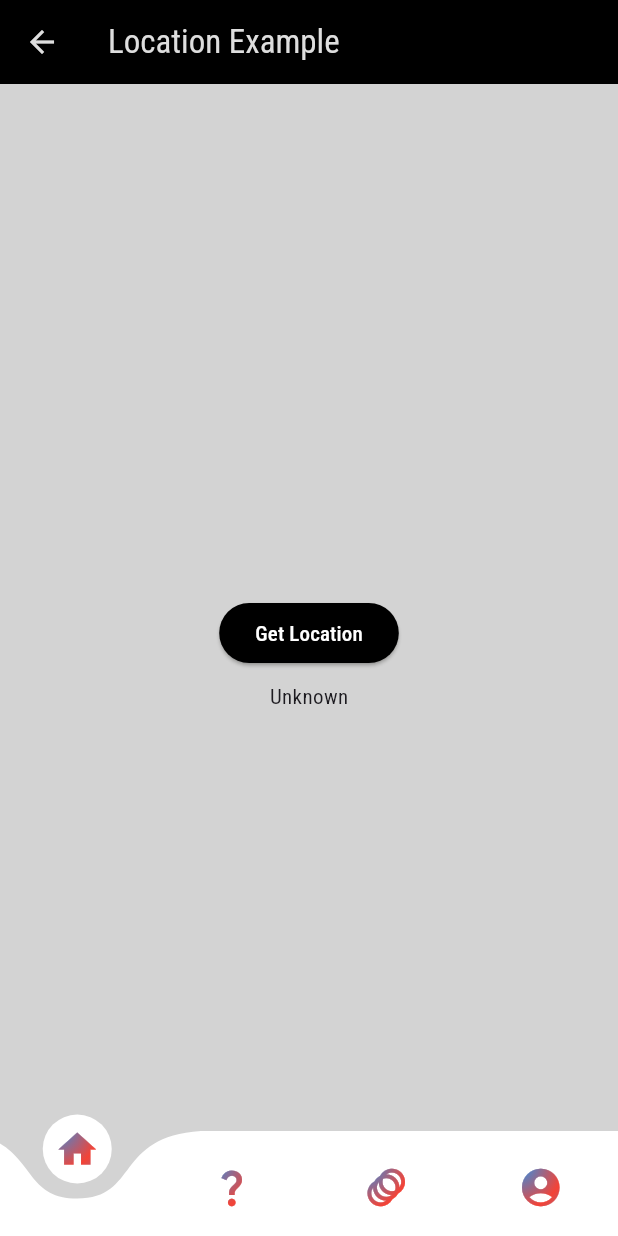
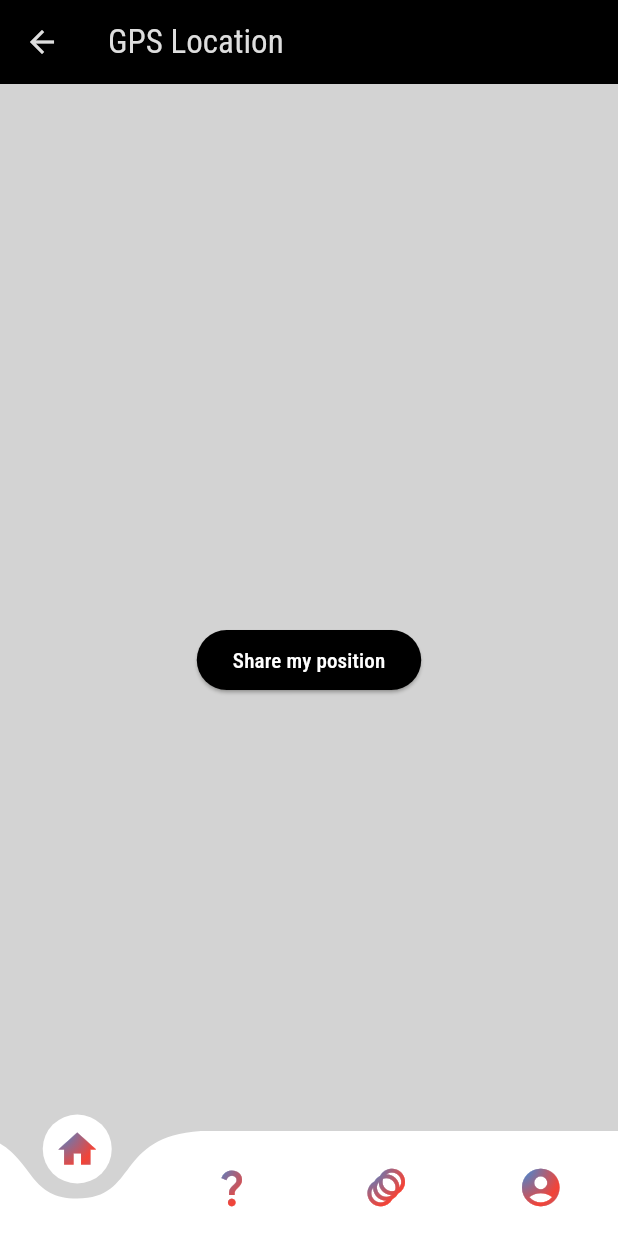
Before and after one commit to MT-Core/App, a Flutter app: the HomePage screen opened by its route, on a phone screen of 412 x 824 dp. Run offline on Flutter 3.47's test engine with Material 3 defaults, Android fonts, the phone set to English and light mode, and no system bars; drawn by our look-alikes of curved_navigation_bar; our stand-ins replace firebase_auth, firebase_core, flutter_bloc, flutter_login, geolocator, get and 3 more; accounts and stored records are empty.

Commit message:
feat: divide the gps call to be managed by the Bloc

```diff
--- a/app/lib/miscellaneous/init.dart
+++ b/app/lib/miscellaneous/init.dart
@@ -1,4 +1,5 @@
 import 'package:app/repositories/auth_repository.dart';
+import 'package:app/repositories/gps_repository.dart';
 import 'package:app/repositories/home_repository.dart';
 import 'package:get_it/get_it.dart';
 
@@ -8,6 +9,7 @@ class Initializer {
   static Future<void> init() async {
     GetIt.I
       ..registerSingleton(const HomeRepository(), signalsReady: true)
-      ..registerSingleton(AuthRepository(), signalsReady: true);
+      ..registerSingleton(AuthRepository(), signalsReady: true)
+      ..registerSingleton(GpsRepository(), signalsReady: true);
   }
 }
--- /dev/null
+++ b/app/lib/modules/gps-call/bloc/gps_bloc.dart
@@ -0,0 +1,39 @@
+// gps_bloc.dart
+
+import 'package:app/modules/gps-call/bloc/gps_event.dart';
+import 'package:app/modules/gps-call/bloc/gps_state.dart';
+import 'package:app/repositories/gps_repository.dart';
+import 'package:flutter_bloc/flutter_bloc.dart';
+
+class GpsBloc extends Bloc<GpsEvent, GpsState> {
+  final GpsRepository gpsRepository;
+
+  GpsBloc({required this.gpsRepository}) : super(GpsInitial()) {
+    on<GpsEvent>((event, emit) async {
+      if (event == GpsEvent.gpsStarted) {
+        emit(GpsLoading());
+        try {
+          final isGpsEnabled = await gpsRepository.isGpsEnabled();
+          final hasPermission = await gpsRepository.hasPermission();
+
+          if (!isGpsEnabled || !hasPermission) {
+            emit(GpsFailure(error: 'GPS services disabled or permission denied.'));
+            return;
+          }
+
+          emit(GpsReady());
+        } catch (error) {
+          emit(GpsFailure(error: error.toString()));
+        }
+      } else if (event == GpsEvent.gpsPositionRequested) {
+        emit(GpsLoading());
+        try {
+          final position = await gpsRepository.getCurrentPosition();
+          emit(GpsPositionAcquired(latitude: position.latitude, longitude: position.longitude));
+        } catch (error) {
+          emit(GpsFailure(error: 'Failed to fetch position: ${error.toString()}'));
+        }
+      }
+    });
+  }
+}
--- /dev/null
+++ b/app/lib/modules/gps-call/bloc/gps_event.dart
@@ -0,0 +1,7 @@
+// gps_event.dart
+
+/// Enumerate GPS events
+enum GpsEvent {
+  gpsStarted,
+  gpsPositionRequested,
+}
--- /dev/null
+++ b/app/lib/modules/gps-call/bloc/gps_state.dart
@@ -0,0 +1,22 @@
+// gps_state.dart
+
+abstract class GpsState {}
+
+class GpsInitial extends GpsState {}
+
+class GpsLoading extends GpsState {}
+
+class GpsReady extends GpsState {}
+
+class GpsPositionAcquired extends GpsState {
+  final double latitude;
+  final double longitude;
+
+  GpsPositionAcquired({required this.latitude, required this.longitude});
+}
+
+class GpsFailure extends GpsState {
+  final String error;
+
+  GpsFailure({required this.error});
+}
--- a/app/lib/modules/gps-call/gps.dart
+++ /dev/null
@@ -1,72 +0,0 @@
-import 'package:flutter/material.dart';
-import 'package:geolocator/geolocator.dart';
-
-/// [LocationPage] is a component that fetches and displays the user's current location.
-class LocationPage extends StatefulWidget {
-/// [LocationPage] constructor
-  const LocationPage({super.key});
-
-  @override
-  LocationPageState createState() => LocationPageState();
-}
-
-/// The state for [LocationPage] that manages the location data and permission requests.
-class LocationPageState extends State<LocationPage> {
-  /// The text representation of the current location.
-  String _location = 'Unknown';
-
-  /// Requests user's permission to access their location and fetches it.
-  Future<void> _determinePosition() async {
-    bool serviceEnabled;
-    LocationPermission permission;
-
-    // Test if location services are enabled.
-    serviceEnabled = await Geolocator.isLocationServiceEnabled();
-    if (!serviceEnabled) {
-      setState(() => _location = 'Location services are disabled.');
-      return;
-    }
-
-    permission = await Geolocator.checkPermission();
-    if (permission == LocationPermission.denied) {
-      permission = await Geolocator.requestPermission();
-      if (permission == LocationPermission.denied) {
-        setState(() => _location = 'Location permissions are denied');
-        return;
-      }
-    }
-
-    if (permission == LocationPermission.deniedForever) {
-      setState(() => _location = 'Location permissions are permanently denied, we cannot request permissions.');
-      return;
-    }
-
-    // Permissions are granted; proceed to fetch the location data.
-    final Position position = await Geolocator.getCurrentPosition();
-    setState(() => _location = '${position.latitude}, ${position.longitude}');
-  }
-
-  @override
-  Widget build(BuildContext context) {
-    return Scaffold(
-      appBar: AppBar(
-        title: const Text('Location Example'),
-      ),
-      body: Center(
-        child: Column(
-          mainAxisAlignment: MainAxisAlignment.center,
-          children: <Widget>[
-            ElevatedButton(
-              onPressed: _determinePosition,
-              child: const Text('Get Location'),
-            ),
-            Padding(
-              padding: const EdgeInsets.all(8),
-              child: Text(_location),
-            ),
-          ],
-        ),
-      ),
-    );
-  }
-}
--- /dev/null
+++ b/app/lib/modules/gps-call/gps_page.dart
@@ -0,0 +1,90 @@
+// gps_page.dart
+
+import 'package:app/modules/gps-call/bloc/gps_bloc.dart';
+import 'package:app/modules/gps-call/bloc/gps_event.dart';
+import 'package:app/modules/gps-call/bloc/gps_state.dart';
+import 'package:app/repositories/gps_repository.dart';
+import 'package:flutter/material.dart';
+import 'package:flutter_bloc/flutter_bloc.dart';
+
+class GpsPage extends StatelessWidget {
+  @override
+  Widget build(BuildContext context) {
+    // Provide the GpsBloc to the widget tree
+    return BlocProvider(
+      create: (context) => GpsBloc(gpsRepository: GpsRepository()),
+      child: Scaffold(
+        appBar: AppBar(
+          title: Text('GPS Location'),
+        ),
+        body: BlocBuilder<GpsBloc, GpsState>(
+          builder: (context, state) {
+            // Use a switch statement for cleaner state handling
+            switch (state.runtimeType) {
+              case GpsInitial:
+                return buildInitialInput(context);
+              case GpsPositionAcquired:
+                return buildPositionDisplay(state);
+              case GpsFailure:
+                return buildFailureDisplay(state);
+              case GpsLoading:
+                return Center(child: CircularProgressIndicator());
+              default:
+                return Center(
+                  child: Text("Press 'Share my position' to start."),
+                );
+            }
+          },
+        ),
+      ),
+    );
+  }
+
+   Widget buildInitialInput(BuildContext context) {
+    // UI for initial state with a button
+    return Center(
+      child: ElevatedButton(
+        onPressed: () {
+          BlocProvider.of<GpsBloc>(context).add(GpsEvent.gpsPositionRequested);
+        },
+        child: Text('Share my position'),
+      ),
+    );
+  }
+
+  Widget buildPositionDisplay(GpsState state) {
+    // Cast the state back to GpsPositionAcquired to access its properties
+    final positionState = state as GpsPositionAcquired;
+
+    return Padding(
+      padding: const EdgeInsets.symmetric(horizontal: 16.0),
+      child: Column(
+        crossAxisAlignment: CrossAxisAlignment.start,
+        children: <Widget>[
+          Text(
+            'Current position:',
+            style: TextStyle(
+              fontSize: 18,
+              fontWeight: FontWeight.bold,
+            ),
+          ),
+          Text('Latitude: ${positionState.latitude}'),
+          Text('Longitude: ${positionState.longitude}'),
+        ],
+      ),
+    );
+  }
+
+  Widget buildFailureDisplay(GpsState state) {
+    // Cast the state back to GpsFailure to access its properties
+    final failureState = state as GpsFailure;
+
+    return Center(
+      child: Text(
+        'Error: ${failureState.error}',
+        style: TextStyle(color: Colors.red, fontSize: 18),
+      ),
+    );
+  }
+
+}
--- a/app/lib/modules/home/home_page.dart
+++ b/app/lib/modules/home/home_page.dart
@@ -1,7 +1,7 @@
 import 'package:app/constants/theme.dart';
 import 'package:app/constants/values.dart';
+import 'package:app/modules/gps-call/gps_page.dart';
 import 'package:app/modules/splash/splash.dart';
-import 'package:app/modules/gps-call/gps.dart';
 import 'package:curved_navigation_bar/curved_navigation_bar.dart';
 import 'package:flutter/material.dart';
 
@@ -24,7 +24,7 @@ class _HomePageState extends State<HomePage> {
   Widget getContent({required int index}) {
     switch (index) {
       case 0:
-        return const LocationPage();
+        return GpsPage();
       case 1:
         return const SplashPage();
       case 2:
```
Also changed, not shown: app/lib/app.dart (+11 -2 lines), app/lib/repositories/gps_repository.dart (added, +26 -0 lines).
